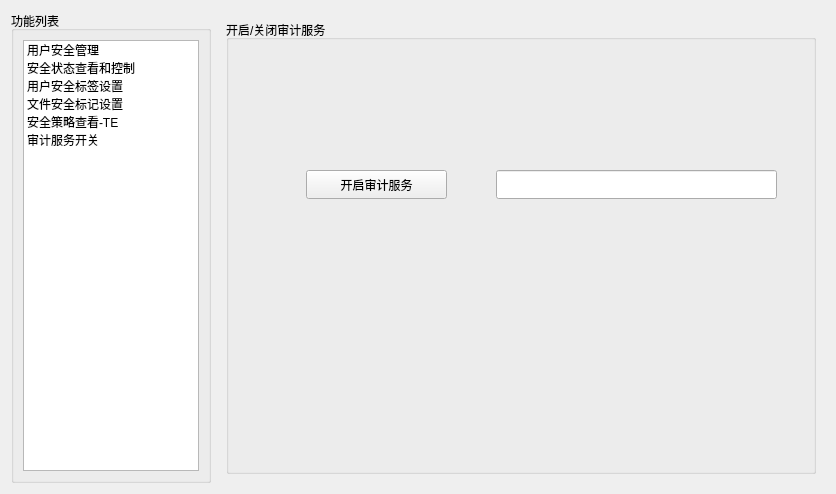
First picture: the form in SEC/tabsecritypage.ui, repository liuyufeng509/SecCenter, before the edit.
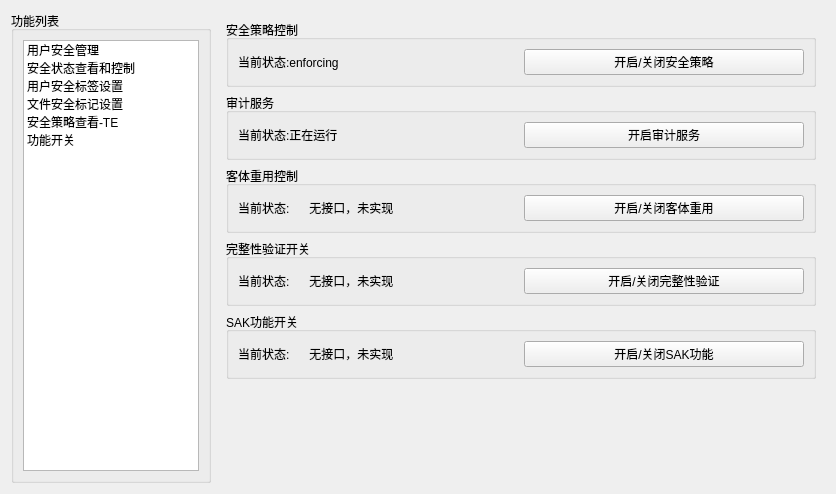
Second picture: the form after the edit. The open tabs and pages were chosen to show the change.

The edit to the form file:
```diff
--- a/SEC/tabsecritypage.ui
+++ b/SEC/tabsecritypage.ui
@@ -73,7 +73,7 @@
         </item>
         <item>
          <property name="text">
-          <string>审计服务开关</string>
+          <string>功能开关</string>
          </property>
         </item>
        </widget>
@@ -431,35 +431,6 @@
         </item>
        </layout>
       </widget>
-      <widget class="QGroupBox" name="groupBox_7">
-       <property name="geometry">
-        <rect>
-         <x>10</x>
-         <y>350</y>
-         <width>551</width>
-         <height>67</height>
-        </rect>
-       </property>
-       <property name="title">
-        <string>安全策略控制</string>
-       </property>
-       <layout class="QHBoxLayout" name="horizontalLayout">
-        <item>
-         <widget class="QLabel" name="cur_status_label">
-          <property name="text">
-           <string>当前状态:enforcing</string>
-          </property>
-         </widget>
-        </item>
-        <item>
-         <widget class="QPushButton" name="open_closeButton">
-          <property name="text">
-           <string>开启/关闭安全策略</string>
-          </property>
-         </widget>
-        </item>
-       </layout>
-      </widget>
      </widget>
      <widget class="QWidget" name="userSecPage">
       <widget class="QPushButton" name="setButton">
@@ -1178,43 +1149,147 @@
       </layout>
      </widget>
      <widget class="QWidget" name="otherPage">
-      <layout class="QGridLayout" name="gridLayout_16">
-       <item row="0" column="0">
+      <layout class="QVBoxLayout" name="verticalLayout_3">
+       <item>
+        <widget class="QGroupBox" name="groupBox_7">
+         <property name="title">
+          <string>安全策略控制</string>
+         </property>
+         <layout class="QHBoxLayout" name="horizontalLayout">
+          <item>
+           <widget class="QLabel" name="cur_status_label">
+            <property name="text">
+             <string>当前状态:enforcing</string>
+            </property>
+           </widget>
+          </item>
+          <item>
+           <widget class="QPushButton" name="open_closeButton">
+            <property name="text">
+             <string>开启/关闭安全策略</string>
+            </property>
+           </widget>
+          </item>
+         </layout>
+        </widget>
+       </item>
+       <item>
         <widget class="QGroupBox" name="groupBox_8">
          <property name="enabled">
           <bool>true</bool>
          </property>
          <property name="title">
-          <string>开启/关闭审计服务</string>
+          <string>审计服务</string>
          </property>
-         <widget class="QPushButton" name="closeAduButton">
-          <property name="geometry">
-           <rect>
-            <x>80</x>
-            <y>150</y>
-            <width>141</width>
-            <height>29</height>
-           </rect>
-          </property>
-          <property name="text">
-           <string>开启审计服务</string>
-          </property>
-         </widget>
-         <widget class="QLineEdit" name="audStatusEdit">
-          <property name="geometry">
-           <rect>
-            <x>270</x>
-            <y>150</y>
-            <width>281</width>
-            <height>29</height>
-           </rect>
-          </property>
-          <property name="readOnly">
-           <bool>true</bool>
-          </property>
-         </widget>
+         <layout class="QHBoxLayout" name="horizontalLayout_2">
+          <item>
+           <widget class="QLabel" name="cur_audstatus_label">
+            <property name="text">
+             <string>当前状态:正在运行</string>
+            </property>
+           </widget>
+          </item>
+          <item>
+           <widget class="QPushButton" name="closeAduButton">
+            <property name="text">
+             <string>开启审计服务</string>
+            </property>
+           </widget>
+          </item>
+         </layout>
         </widget>
        </item>
+       <item>
+        <widget class="QGroupBox" name="groupBox_9">
+         <property name="enabled">
+          <bool>true</bool>
+         </property>
+         <property name="title">
+          <string>客体重用控制</string>
+         </property>
+         <layout class="QHBoxLayout" name="horizontalLayout_3">
+          <item>
+           <widget class="QLabel" name="cur_audstatus_label_2">
+            <property name="text">
+             <string>当前状态:      无接口，未实现</string>
+            </property>
+           </widget>
+          </item>
+          <item>
+           <widget class="QPushButton" name="close_client_reuse_Button">
+            <property name="text">
+             <string>开启/关闭客体重用</string>
+            </property>
+           </widget>
+          </item>
+         </layout>
+        </widget>
+       </item>
+       <item>
+        <widget class="QGroupBox" name="groupBox_10">
+         <property name="enabled">
+          <bool>true</bool>
+         </property>
+         <property name="title">
+          <string>完整性验证开关</string>
+         </property>
+         <layout class="QHBoxLayout" name="horizontalLayout_4">
+          <item>
+           <widget class="QLabel" name="cur_audstatus_label_3">
+            <property name="text">
+             <string>当前状态:      无接口，未实现</string>
+            </property>
+           </widget>
+          </item>
+          <item>
+           <widget class="QPushButton" name="close_client_reuse_Button_2">
+            <property name="text">
+             <string>开启/关闭完整性验证</string>
+            </property>
+           </widget>
+          </item>
+         </layout>
+        </widget>
+       </item>
+       <item>
+        <widget class="QGroupBox" name="groupBox_11">
+         <property name="enabled">
+          <bool>true</bool>
+         </property>
+         <property name="title">
+          <string>SAK功能开关</string>
+         </property>
+         <layout class="QHBoxLayout" name="horizontalLayout_5">
+          <item>
+           <widget class="QLabel" name="cur_audstatus_label_4">
+            <property name="text">
+             <string>当前状态:      无接口，未实现</string>
+            </property>
+           </widget>
+          </item>
+          <item>
+           <widget class="QPushButton" name="close_client_reuse_Button_3">
+            <property name="text">
+             <string>开启/关闭SAK功能</string>
+            </property>
+           </widget>
+          </item>
+         </layout>
+        </widget>
+       </item>
+       <item>
+        <spacer name="verticalSpacer_2">
+         <property name="orientation">
+          <enum>Qt::Vertical</enum>
+         </property>
+         <property name="sizeHint" stdset="0">
+          <size>
+           <width>20</width>
+           <height>309</height>
+          </size>
+         </property>
+        </spacer>
+       </item>
       </layout>
      </widget>
     </widget>
```
